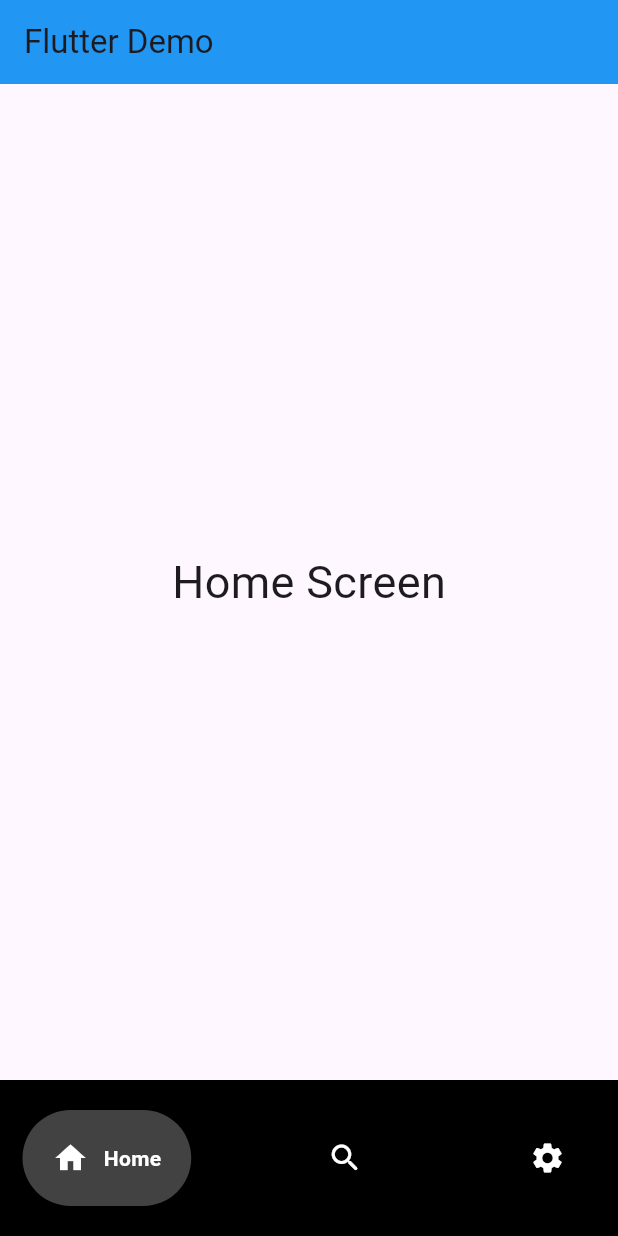
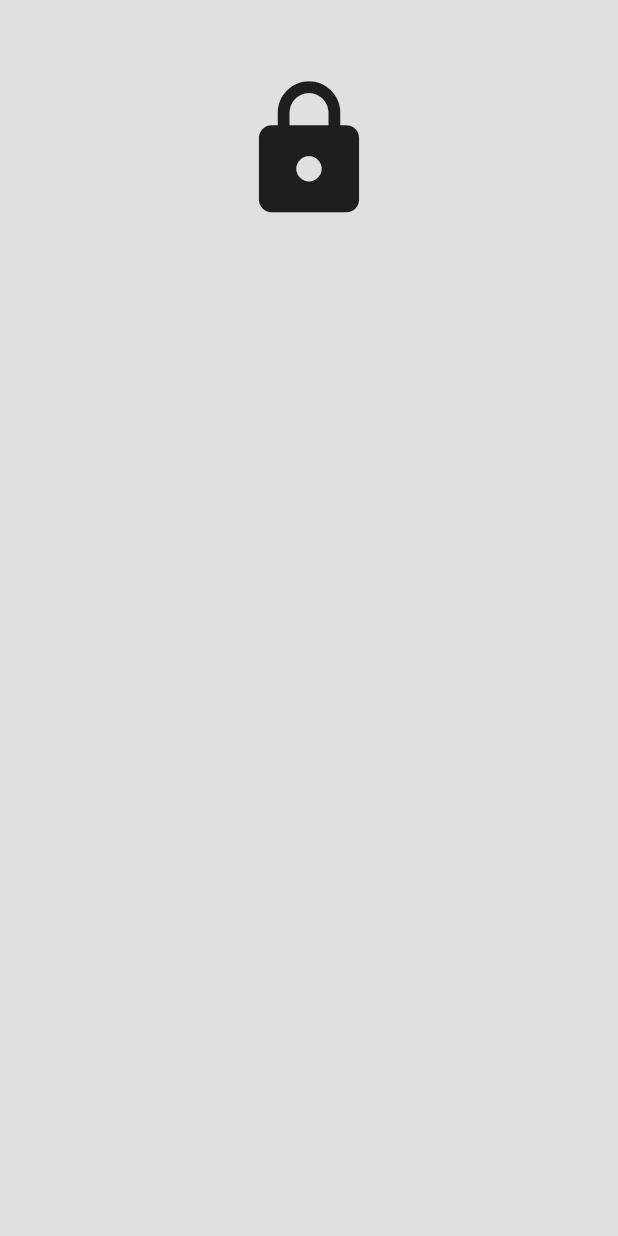
Before and after one commit to MrRuulici/SoleMarket-Licenta, a Flutter app: the screen it shows after launch, on a phone screen of 412 x 824 dp. Run offline on Flutter 3.47's test engine with Material 3 defaults, Android fonts, the phone set to English and light mode, and no system bars; drawn by our look-alikes of google_nav_bar.

Commit message:
Initiated login screen, added lock icon

```diff
--- a/lib/main.dart
+++ b/lib/main.dart
@@ -1,4 +1,5 @@
 import 'package:flutter/material.dart';
+import 'package:sole_market_project/pages/login_screen.dart';
 import 'package:sole_market_project/widgets/bottom_nav_bar.dart';
 
 void main() {
@@ -14,7 +15,7 @@ class MainApp extends StatelessWidget {
       debugShowCheckedModeBanner: false,
       title: 'SoleMarket - Incoming project',
       theme: ThemeData(useMaterial3: true),
-      home: const BottomNavBar(),
+      home: const LoginScreen(),
     );
   }
 }
--- /dev/null
+++ b/lib/pages/login_screen.dart
@@ -0,0 +1,39 @@
+import 'package:flutter/material.dart';
+
+class LoginScreen extends StatelessWidget {
+  const LoginScreen({super.key});
+
+  @override
+  Widget build(BuildContext context) {
+    return Scaffold(
+      backgroundColor: Colors.grey.shade300,
+      body: const SafeArea(
+        child: Center(
+          child: Column(
+            children: [
+              const SizedBox(height: 50),
+              //logo
+              Icon(Icons.lock,
+              size: 100,)
+              //welcome back
+
+              // username field
+
+              //password field
+
+              //forgot password
+
+              //sign in button
+
+              //continue with
+
+              //google + anything else buttons
+
+              //register
+            ]
+          ),
+        ),
+      )
+    );
+  }
+}
--- a/lib/widgets/bottom_nav_bar.dart
+++ b/lib/widgets/bottom_nav_bar.dart
@@ -24,15 +24,16 @@ class _BottomNavBarState extends State<BottomNavBar> {
 
   final List<Widget> _pages = [
     const HomeScreen(),
-    const ProfileScreen(),
-    const SneakerListScreen()
+    const SneakerListScreen(),
+    const ProfileScreen()
+
   ];
 
   @override
   Widget build(BuildContext context) {
     return Scaffold(
       appBar: AppBar(
-        title: const Text('Flutter Demo'),
+        title: const Text('Welcome back, Raul!'),
         backgroundColor: Colors.blue,
         ),
 
```
